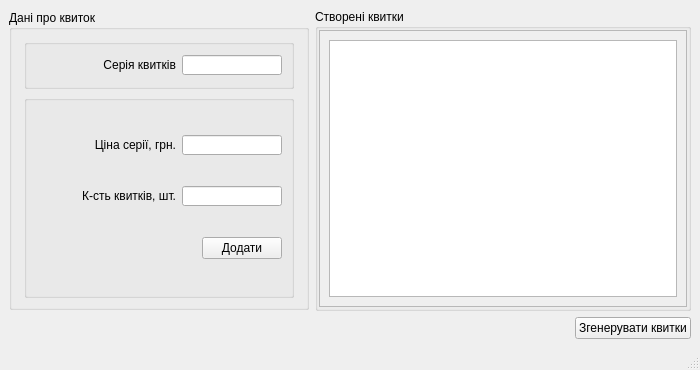
Old version of the form mainwindow.ui in the repository aotilm/ticketsGenerator.
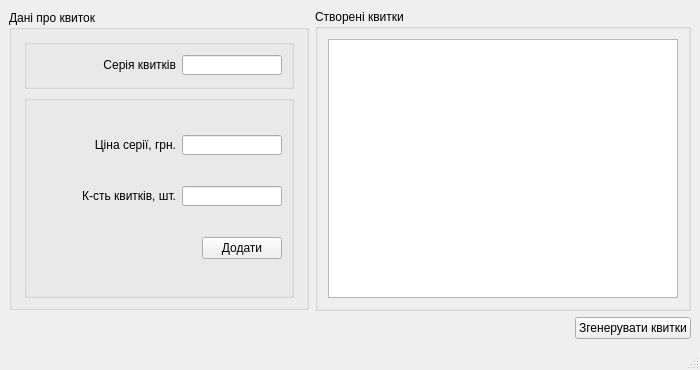
New version of the form. Icons and pictures are not drawn.

What changed in the file:
```diff
--- a/mainwindow.ui
+++ b/mainwindow.ui
@@ -253,6 +253,12 @@
        </property>
        <item row="0" column="0">
         <widget class="QScrollArea" name="scrollArea">
+         <property name="frameShape">
+          <enum>QFrame::Shape::NoFrame</enum>
+         </property>
+         <property name="frameShadow">
+          <enum>QFrame::Shadow::Plain</enum>
+         </property>
          <property name="widgetResizable">
           <bool>true</bool>
          </property>
@@ -261,8 +267,8 @@
            <rect>
             <x>0</x>
             <y>0</y>
-            <width>366</width>
-            <height>264</height>
+            <width>368</width>
+            <height>266</height>
            </rect>
           </property>
           <layout class="QGridLayout" name="gridLayout_3">
```
